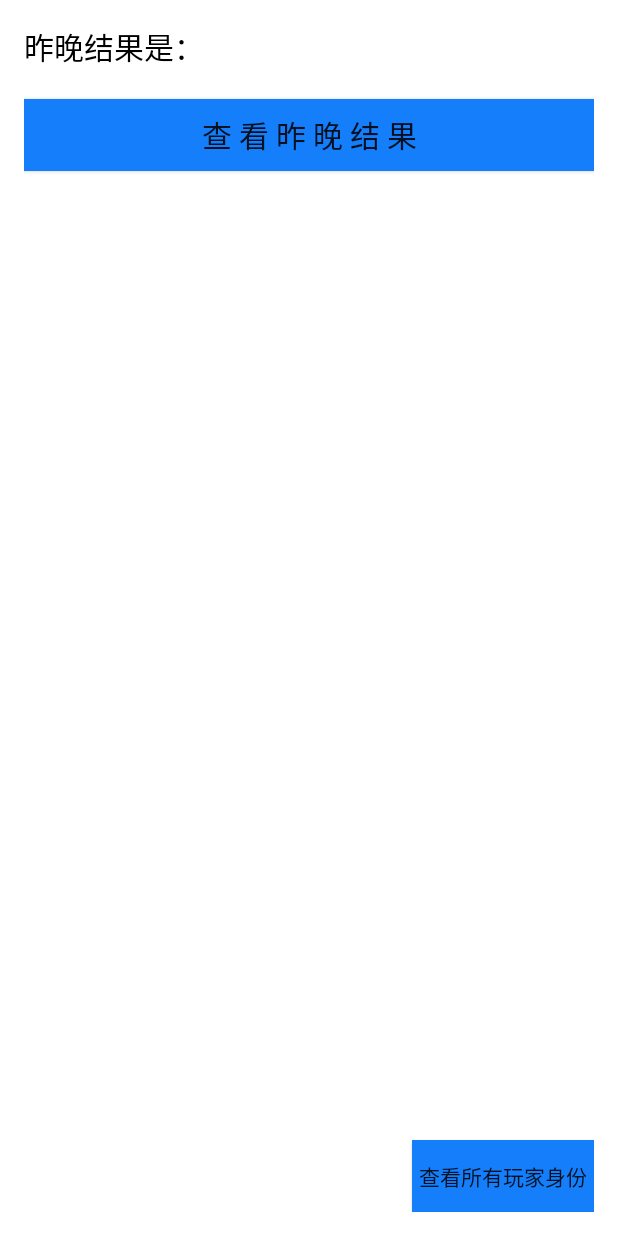
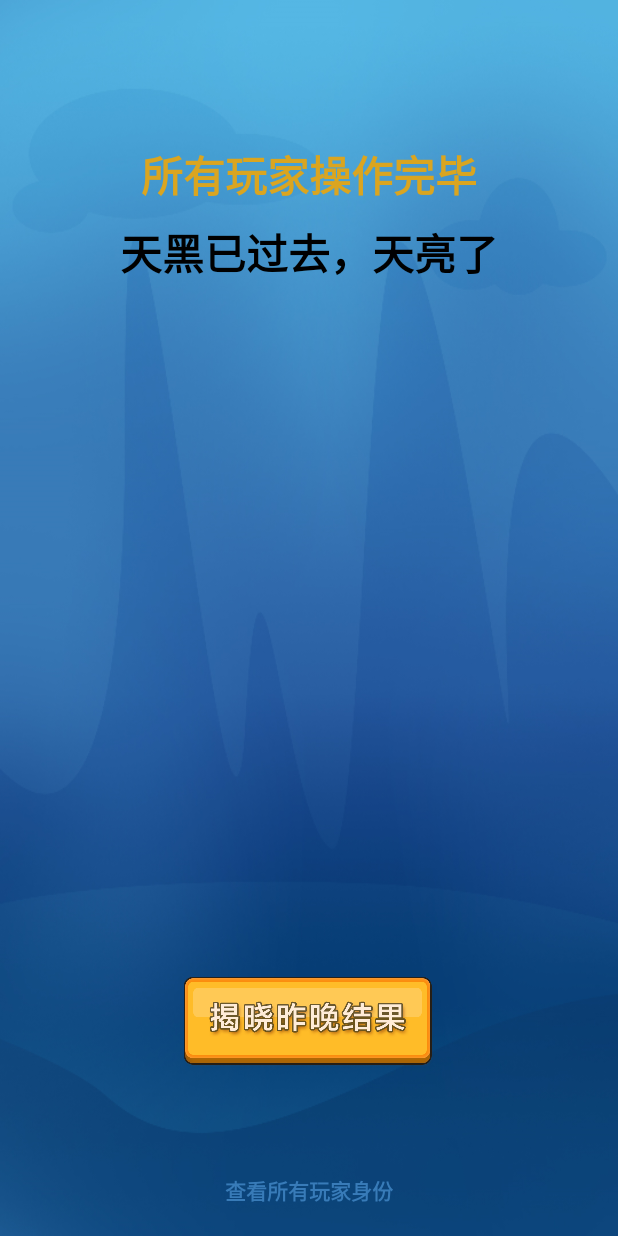
Before and after one commit to qianqian2015/WerewolfGame, an Android app: the ResultActivity screen opened directly, with no data from a screen before it, on a phone screen of 412 x 824 dp. Run offline under Robolectric (Android 15) with nearby library versions, the phone set to English and light mode, and no system bars.

Commit message:
结果页UI优化

```diff
--- a/app/src/main/java/com/werewolfgame/werewolfgame/Activity/Activity/ChooseRoleActivity.java
+++ b/app/src/main/java/com/werewolfgame/werewolfgame/Activity/Activity/ChooseRoleActivity.java
@@ -54,7 +54,7 @@ public class ChooseRoleActivity extends AppCompatActivity implements IdentifyInt
         setContentView(R.layout.choose_role_layout);
         ButterKnife.bind(this);
         init();
-        initView();
+//        initView();
 
     }
 
--- /dev/null
+++ b/app/src/main/res/drawable/cancle_btn_selector.xml
@@ -0,0 +1,5 @@
+<?xml version="1.0" encoding="UTF-8"?>
+<selector xmlns:android="http://schemas.android.com/apk/res/android">
+    <item android:drawable="@mipmap/tc_btn_2_click" android:state_pressed="true" />
+    <item android:drawable="@mipmap/tc_btn_2" />
+</selector>
--- /dev/null
+++ b/app/src/main/res/drawable/confirm_btn_selector.xml
@@ -0,0 +1,5 @@
+<?xml version="1.0" encoding="UTF-8"?>
+<selector xmlns:android="http://schemas.android.com/apk/res/android">
+    <item android:drawable="@mipmap/tc_btn_1_click" android:state_pressed="true" />
+    <item android:drawable="@mipmap/tc_btn_1" />
+</selector>
--- a/app/src/main/res/layout/activity_result.xml
+++ b/app/src/main/res/layout/activity_result.xml
@@ -3,46 +3,104 @@
     xmlns:tools="http://schemas.android.com/tools"
     android:layout_width="match_parent"
     android:layout_height="match_parent"
-    android:paddingBottom="@dimen/activity_vertical_margin"
-    android:paddingLeft="@dimen/activity_horizontal_margin"
-    android:paddingRight="@dimen/activity_horizontal_margin"
-    android:paddingTop="@dimen/activity_vertical_margin"
+    android:background="@mipmap/home_bg"
     tools:context="com.werewolfgame.werewolfgame.Activity.Activity.ResultActivity">
+
     <TextView
         android:id="@+id/tv_result_title"
         android:layout_width="wrap_content"
         android:layout_height="wrap_content"
-        android:textSize="20sp"
+        android:layout_centerHorizontal="true"
+        android:textSize="28sp"
+        android:textColor="@color/yellow"
+        android:textStyle="bold"
+        android:layout_marginTop="95dp" />
+
+    <TextView
+        android:id="@+id/tv_result_title2"
+        android:layout_width="wrap_content"
+        android:layout_height="wrap_content"
         android:textColor="@color/app_text_new_black"
-        android:text="昨晚结果是："/>
+        android:layout_below="@+id/tv_result"
+        android:layout_centerHorizontal="true"
+        android:textStyle="bold"
+        android:layout_marginTop="10dp"
+        android:textSize="28sp" />
+    <!--<TextView-->
+    <!--android:layout_width="wrap_content"-->
+    <!--android:layout_height="wrap_content"-->
+    <!--android:textSize="30sp"-->
+    <!--android:textColor="@color/app_text_new_black"-->
+    <!--android:layout_centerHorizontal="true"-->
+    <!--android:visibility="visible"-->
+    <!--android:textStyle="bold"-->
+    <!--android:layout_below="@+id/tv_result_title"-->
+    <!--android:layout_marginTop="20dp"-->
+    <!--android:text="@string/result_text2"/>-->
+
     <TextView
         android:id="@+id/tv_result"
         android:layout_width="wrap_content"
         android:layout_height="wrap_content"
-        android:textSize="20sp"
-        android:textColor="@color/colorPrimary"
-        android:visibility="invisible"
-        android:layout_toRightOf="@+id/tv_result_title"/>
-    <Button
-        android:layout_marginTop="20dp"
-        android:layout_width="match_parent"
-        android:layout_height="wrap_content"
-        android:background="@drawable/button_bg_selector"
+        android:textSize="30sp"
+        android:textColor="@color/white"
+        android:layout_centerHorizontal="true"
+        android:visibility="gone"
+        android:textStyle="bold"
         android:layout_below="@+id/tv_result_title"
-        android:text="查 看 昨 晚 结 果"
-        android:textSize="@dimen/common_text_size"
-        android:onClick="ResultOnClick"/>
+        android:layout_marginTop="10dp" />
 
 
-    <Button
+    <TextView
+        android:id="@+id/tv_result_title3"
+        android:layout_width="wrap_content"
+        android:layout_height="wrap_content"
+        android:text="@string/result_title3"
+        android:textColor="@color/app_text_new_black"
+        android:layout_below="@+id/tv_result"
+        android:layout_centerHorizontal="true"
+        android:textStyle="bold"
+        android:visibility="gone"
+        android:layout_marginTop="10dp"
+        android:textSize="20sp" />
+
+
+    <TextView
         android:id="@+id/role_check"
         android:layout_width="wrap_content"
         android:layout_height="wrap_content"
         android:gravity="center"
         android:layout_alignParentBottom="true"
-        android:layout_alignParentRight="true"
+        android:layout_centerHorizontal="true"
         android:text="查看所有玩家身份"
-        android:background="@drawable/button_bg_selector"/>
+        android:textStyle="bold"
+        android:layout_marginBottom="20dp"
+        android:textColor="@color/light_blue"
+        android:onClick="OnClickAllIdentity" />
+
+    <ImageView
+        android:layout_marginTop="20dp"
+        android:layout_width="wrap_content"
+        android:layout_height="wrap_content"
+        android:src="@mipmap/wz_jxzwjg"
+        android:background="@drawable/yellow_bg_selector"
+        android:layout_centerHorizontal="true"
+        android:layout_marginBottom="70dp"
+        android:layout_above="@+id/role_check"
+        android:onClick="ResultOnClick" />
+
+    <ImageView
+        android:id="@+id/imageview_retry"
+        android:layout_marginTop="20dp"
+        android:layout_width="wrap_content"
+        android:layout_height="wrap_content"
+        android:src="@mipmap/wz_zlyj"
+        android:background="@drawable/red_bg_selector"
+        android:layout_centerHorizontal="true"
+        android:layout_marginBottom="70dp"
+        android:layout_above="@+id/role_check"
+        android:visibility="gone"
+        android:onClick="OnClickRetry" />
     <TextView
         android:id="@+id/tv_allrole"
         android:layout_width="match_parent"
--- a/app/src/main/res/layout/activity_splash.xml
+++ b/app/src/main/res/layout/activity_splash.xml
@@ -37,7 +37,7 @@
         android:layout_marginLeft="70dp"
         android:textStyle="bold"
         android:layout_marginBottom="5dp"
-        android:textColor="#387bb8"
+        android:textColor="@color/light_blue"
         android:id="@+id/text2" />
 
     <TextView
@@ -47,7 +47,7 @@
         android:text="@string/home_text3"
         android:textStyle="bold"
         android:layout_marginBottom="24dp"
-        android:textColor="#387bb8"
+        android:textColor="@color/light_blue"
         android:id="@+id/text3"
         android:layout_above="@+id/bt_start"
         android:layout_centerHorizontal="true" />
@@ -56,7 +56,6 @@
         android:id="@+id/bt_start"
         android:layout_width="wrap_content"
         android:layout_height="wrap_content"
-        android:text="@string/btn_start"
         android:layout_alignParentBottom="true"
         android:src="@mipmap/wz_jinruyouxi"
         android:background="@drawable/yellow_bg_selector"
--- a/app/src/main/res/values/colors.xml
+++ b/app/src/main/res/values/colors.xml
@@ -22,4 +22,5 @@
 
     <color name="dialog_bg">#80000000</color>
     <color name="red">#B22222</color>
+    <color name="light_blue">#387bb8</color>
 </resources>
--- a/app/src/main/res/values/strings.xml
+++ b/app/src/main/res/values/strings.xml
@@ -105,5 +105,10 @@
     <string name="qingbiyan">请闭眼</string>
     <string name="good_man">好人</string>
 
+    <string name="result_title1"><![CDATA[<font color=\'#DAA520\'>所有玩家操作完毕</font>]]></string>
+    <string name="result_title2"><![CDATA[<font color=\'#000000\'>天黑已过去，天亮了</font>]]></string>
+    <string name="result_text2">昨天晚上</string>
+    <string name="result_title3">接下来，让死去的玩家当法官吧</string>
+
 
 </resources>
```
Also changed, not shown: app/src/main/java/com/werewolfgame/werewolfgame/Activity/Activity/MainActivity.java (+7 -0 lines), app/src/main/java/com/werewolfgame/werewolfgame/Activity/Activity/ResultActivity.java (+56 -29 lines), app/src/main/java/com/werewolfgame/werewolfgame/Activity/View/DialogViewer.java (+8 -7 lines), app/src/main/res/layout/check_identy_dialog.xml (added, +19 -0 lines), app/src/main/res/layout/dialog_layout.xml (+8 -14 lines), app/src/main/res/mipmap-xxhdpi/bg_sfjx.png (added), app/src/main/res/mipmap-xxhdpi/wz_jxzwjg.png (added), app/src/main/res/mipmap-xxhdpi/wz_zlyj.png (added).
